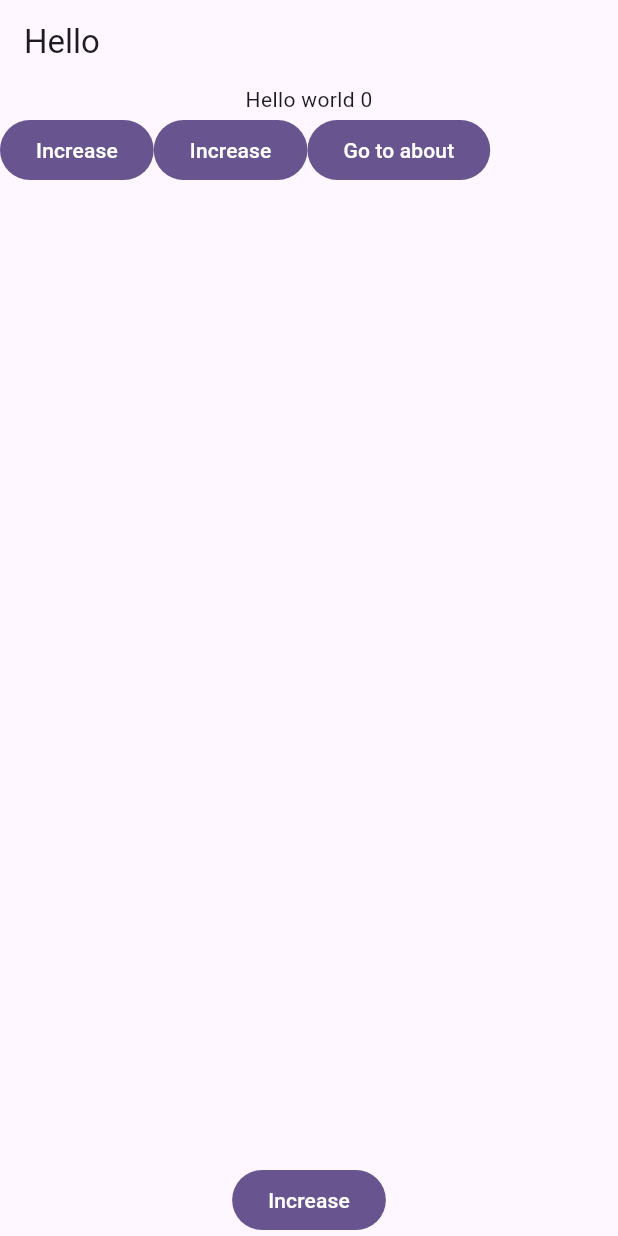
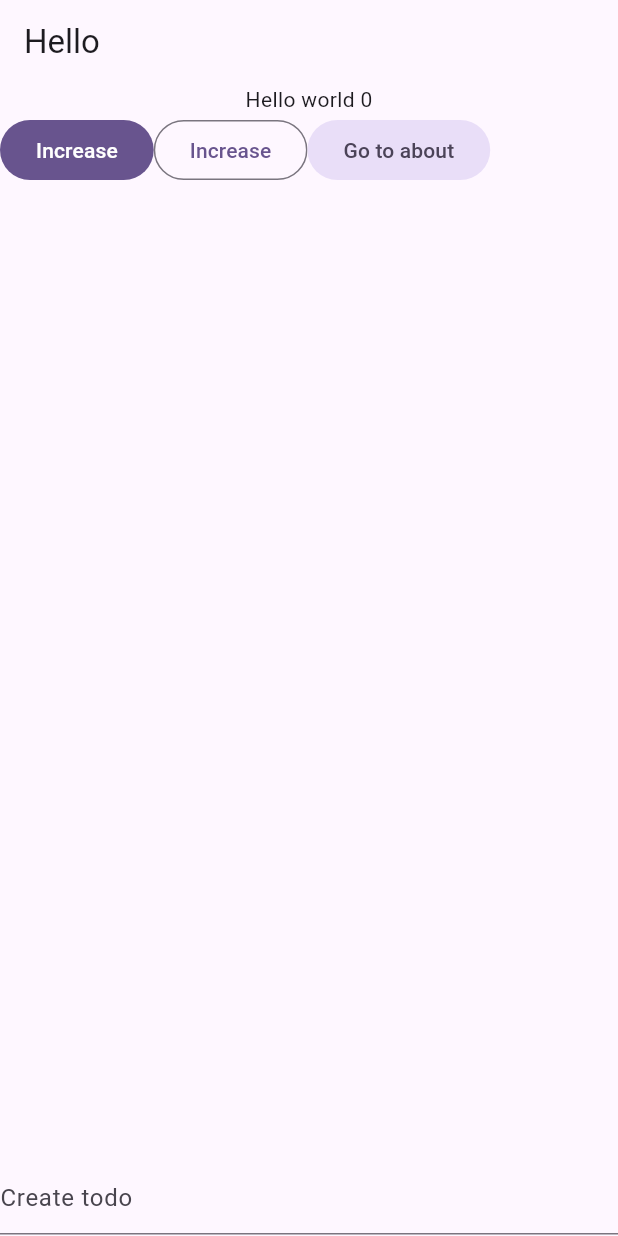
Before and after one commit to tanint/flutter_getx, a Flutter app: the screen it shows after launch, on a phone screen of 412 x 824 dp. Run offline on Flutter 3.47's test engine with Material 3 defaults, Android fonts, the phone set to English and light mode, and no system bars; our stand-ins replace get.

Commit message:
feat: todo list store with getx

```diff
--- /dev/null
+++ b/lib/controllers/counter_controller.dart
@@ -0,0 +1,7 @@
+import 'package:get/state_manager.dart';
+
+class CounterController extends GetxController {
+  var count = 0.obs;
+
+  increment() => count++;
+}
--- /dev/null
+++ b/lib/controllers/todos_controller.dart
@@ -0,0 +1,17 @@
+import 'package:get/state_manager.dart';
+
+class TodoItem {
+  int id;
+  String title;
+  bool isDone;
+
+  TodoItem({
+    required this.id,
+    required this.title,
+    required this.isDone,
+  });
+}
+
+class TodoController extends GetxController {
+  final List<TodoItem> todos = <TodoItem>[].obs;
+}
--- a/lib/main.dart
+++ b/lib/main.dart
@@ -1,5 +1,8 @@
 import 'package:flutter/material.dart';
+import 'package:flutter_getx/controllers/counter_controller.dart';
 import 'package:flutter_getx/pages/about_page.dart';
+import 'package:flutter_getx/widgets/todo_input.dart';
+import 'package:flutter_getx/widgets/todo_list.dart';
 import 'package:get/instance_manager.dart';
 import 'package:get/route_manager.dart';
 import 'package:get/state_manager.dart';
@@ -27,12 +30,6 @@ class MyApp extends StatelessWidget {
       ],
     );
   }
-}
-
-class CounterController extends GetxController {
-  var count = 0.obs;
-
-  increment() => count++;
 }
 
 class Home extends StatelessWidget {
@@ -63,22 +60,21 @@ class Home extends StatelessWidget {
                         onPressed: () => counter.increment(),
                         child: const Text("Increase"),
                       ),
-                    FilledButton(
+                      OutlinedButton(
                         onPressed: () => counter.increment(),
                         child: const Text("Increase"),
                       ),
-                    FilledButton(
+                      FilledButton.tonal(
                         onPressed: () => Get.toNamed("/about"),
                         child: const Text("Go to about"),
-                    )
+                      ),
                     ],
                   ),
+                  const Expanded(child: TodoList()),
                 ],
-            )),
-            FilledButton(
-              onPressed: () => counter.increment(),
-              child: const Text("Increase"),
-            )
+              ),
+            ),
+            const TodoInput()
           ],
         ),
       ),
--- a/lib/pages/about_page.dart
+++ b/lib/pages/about_page.dart
@@ -1,17 +1,32 @@
 import 'package:flutter/material.dart';
+import 'package:flutter_getx/controllers/counter_controller.dart';
+import 'package:flutter_getx/widgets/todo_list.dart';
+import 'package:get/instance_manager.dart';
 
 class AboutPage extends StatelessWidget {
   const AboutPage({super.key});
 
   @override
   Widget build(BuildContext context) {
+    final CounterController counter = Get.put(CounterController());
+
     return Scaffold(
       appBar: AppBar(
         // Here we take the value from the MyHomePage object that was created by
         // the App.build method, and use it to set our appbar title.
         title: const Text("About"),
       ),
-      body: const SafeArea(child: Text("Test")),
+      body: SafeArea(
+        child: Column(
+          children: [
+            const Expanded(child: TodoList()),
+            FilledButton(
+              onPressed: () => counter.increment(),
+              child: const Text("Increase"),
+            ),
+          ],
+        ),
+      ),
     );
   }
 }
--- /dev/null
+++ b/lib/widgets/todo_input.dart
@@ -0,0 +1,32 @@
+import 'package:flutter/material.dart';
+import 'package:flutter_getx/controllers/todos_controller.dart';
+import 'package:get/instance_manager.dart';
+
+class TodoInput extends StatelessWidget {
+  const TodoInput({super.key});
+
+  @override
+  Widget build(BuildContext context) {
+    final TodoController todoStore = Get.put(TodoController());
+
+    void handleSubmit(String text) {
+      todoStore.todos.add(TodoItem(id: 1, title: text, isDone: false));
+    }
+
+    return SizedBox(
+      height: 50,
+      child: Row(
+        children: [
+          Expanded(
+            child: TextField(
+              onSubmitted: handleSubmit,
+              decoration: const InputDecoration(
+                hintText: 'Create todo',
+              ),
+            ),
+          ),
+        ],
+      ),
+    );
+  }
+}
--- /dev/null
+++ b/lib/widgets/todo_list.dart
@@ -0,0 +1,24 @@
+import 'package:flutter/material.dart';
+import 'package:flutter_getx/controllers/todos_controller.dart';
+import 'package:get/instance_manager.dart';
+import 'package:get/state_manager.dart';
+
+class TodoList extends StatelessWidget {
+  const TodoList({super.key});
+
+  @override
+  Widget build(BuildContext context) {
+    TodoController todoStore = Get.put(TodoController());
+
+    return Obx(
+      () => ListView.builder(
+        itemCount: todoStore.todos.length,
+        itemBuilder: (context, index) {
+          return ListTile(
+            title: Text(todoStore.todos[index].title),
+          );
+        },
+      ),
+    );
+  }
+}
```
Lines whose indentation alone changed are shown as unchanged.
